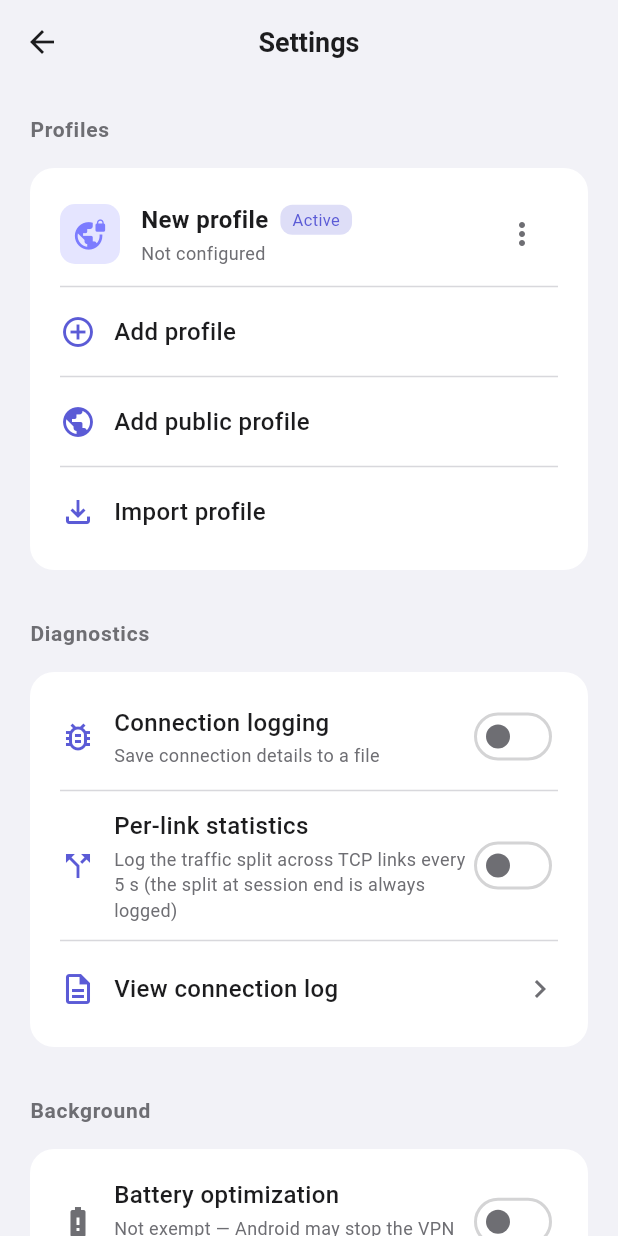
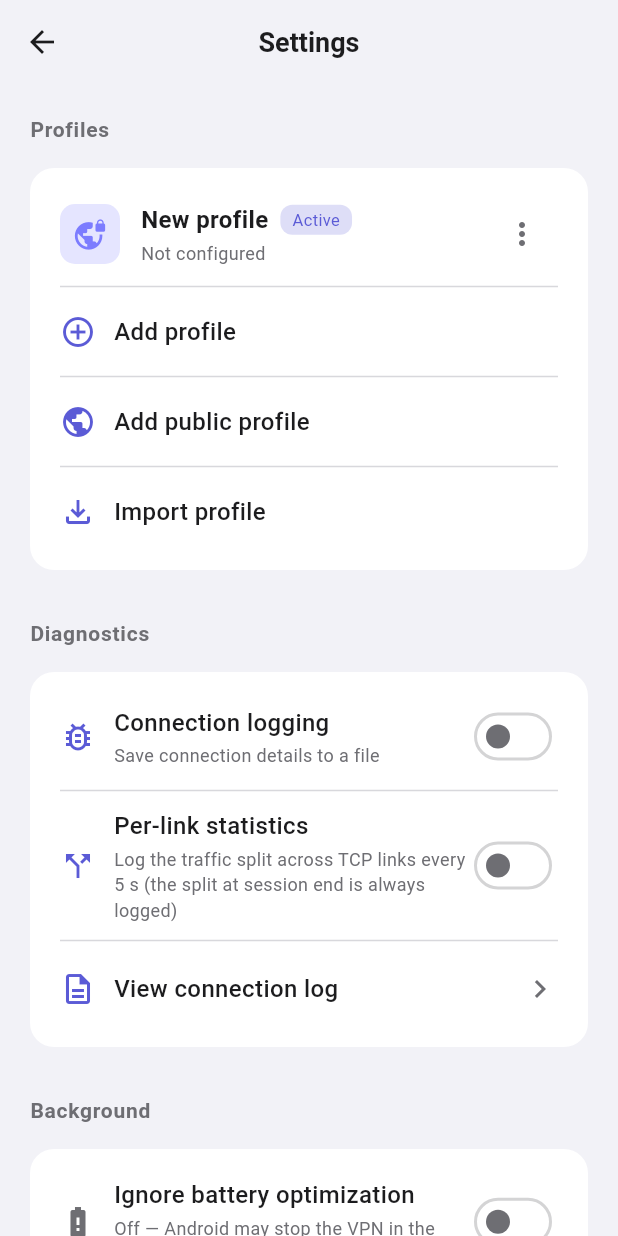
Before and after one commit to MrKsey/SoftSSTP, a Flutter app: the screen it shows after launch, after a tap on the "settings" icon, on a phone screen of 412 x 824 dp. Run offline on Flutter 3.47's test engine with Material 3 defaults, Android fonts, the phone set to English and light mode, and no system bars; our stand-ins replace file_picker, share_plus, shared_preferences; network calls fail.

Commit message:
fix(app): apply energy saving live, clarify settings labels
Energy saving now reaches a running SoftEther tunnel and turns off the home-screen pulse and spinner, so the mode really stops scheduling frames. The certificate import is described as what it is - a CA list used when Verify SSL Certificate is on - and it is only passed to the native side in that case; before, the list was ignored because the flag was hard-coded to false.

```diff
--- a/SoftSSTP/lib/screens/general_settings_screen.dart
+++ b/SoftSSTP/lib/screens/general_settings_screen.dart
@@ -810,7 +810,7 @@ class _GeneralSettingsScreenState extends State<GeneralSettingsScreen>
                   crossAxisAlignment: CrossAxisAlignment.start,
                   children: [
                     Text(
-                      'Battery optimization',
+                      'Ignore battery optimization',
                       style: TextStyle(
                         fontSize: 16,
                         fontWeight: FontWeight.w500,
@@ -820,9 +820,8 @@ class _GeneralSettingsScreenState extends State<GeneralSettingsScreen>
                     const SizedBox(height: 2),
                     Text(
                       exempt
-                          ? 'Exempt — the VPN keeps running with the screen off'
-                          : 'Not exempt — Android may stop the VPN in the '
-                                'background',
+                          ? 'On — the VPN keeps running with the screen off'
+                          : 'Off — Android may stop the VPN in the background',
                       style: TextStyle(
                         fontSize: 12,
                         color: AppTheme.textSecondary,
@@ -858,11 +857,10 @@ class _GeneralSettingsScreenState extends State<GeneralSettingsScreen>
                     ),
                     const SizedBox(height: 2),
                     Text(
-                      'Extra saving on top of the automatic one. With the screen '
-                      'off the app already stops the per-second updates and lets '
-                      'the CPU sleep; this stretches them with the screen on too. '
-                      'Traffic speed is unaffected, the status and speed refresh '
-                      'slower',
+                      'Extra saving on top of the automatic one. Turns off the '
+                      'connection animations and refreshes the status and speed '
+                      'slower; with the screen off the updates already stop on '
+                      'their own. Traffic speed is unaffected',
                       style: TextStyle(
                         fontSize: 12,
                         color: AppTheme.textSecondary,
--- a/SoftSSTP/lib/screens/home_screen.dart
+++ b/SoftSSTP/lib/screens/home_screen.dart
@@ -55,10 +55,13 @@ class _HomeScreenState extends State<HomeScreen>
 
   /// Starts the button pulse while the tunnel is coming up and stops it
   /// otherwise, so no frames are scheduled once the connection has settled.
+  /// Energy saving turns the pulse off entirely.
   void _syncPulseAnimation() {
-    final status = _vpnProvider?.status;
+    final provider = _vpnProvider;
+    final status = provider?.status;
     final shouldPulse =
-        status == VpnStatus.connecting || status == VpnStatus.reconnecting;
+        !(provider?.powerSavingEnabled ?? false) &&
+        (status == VpnStatus.connecting || status == VpnStatus.reconnecting);
     if (shouldPulse) {
       if (!_animationController.isAnimating) {
         _animationController.repeat(reverse: true);
@@ -231,6 +234,7 @@ class _HomeScreenState extends State<HomeScreen>
                 ? vpnProvider.statusMessage
                 : 'Establishing secure tunnel to '
                       '${vpnProvider.host}:${vpnProvider.port}…',
+            animate: !vpnProvider.powerSavingEnabled,
           ),
         ];
       case VpnStatus.reconnecting:
@@ -240,6 +244,7 @@ class _HomeScreenState extends State<HomeScreen>
             vpnProvider.statusMessage.isEmpty
                 ? 'Waiting to retry…'
                 : vpnProvider.statusMessage,
+            animate: !vpnProvider.powerSavingEnabled,
           ),
         ];
       case VpnStatus.disconnected:
@@ -248,10 +253,13 @@ class _HomeScreenState extends State<HomeScreen>
     }
   }
 
-  Widget _buildProgressRow(String text) {
+  Widget _buildProgressRow(String text, {bool animate = true}) {
     return Row(
       mainAxisAlignment: MainAxisAlignment.center,
       children: [
+        // With energy saving on, the spinner becomes a static glyph: the row
+        // still says "working", but nothing schedules frames.
+        if (animate)
           const SizedBox(
             width: 12,
             height: 12,
@@ -259,7 +267,9 @@ class _HomeScreenState extends State<HomeScreen>
               strokeWidth: 2,
               color: Colors.orange,
             ),
-        ),
+          )
+        else
+          const Icon(Icons.hourglass_top, size: 13, color: Colors.orange),
         const SizedBox(width: 8),
         Flexible(
           child: Text(
@@ -400,6 +410,9 @@ class _HomeScreenState extends State<HomeScreen>
 
     if (vpnProvider.status == VpnStatus.connecting ||
         vpnProvider.status == VpnStatus.reconnecting) {
+      // Energy saving drops the pulse, keeping the same "not tappable while
+      // connecting" behaviour as the animated variant.
+      if (vpnProvider.powerSavingEnabled) return buttonContent;
       return AnimatedBuilder(
         animation: _pulseAnimation,
         builder: (context, child) {
--- a/SoftSSTP/lib/screens/profile_settings_screen.dart
+++ b/SoftSSTP/lib/screens/profile_settings_screen.dart
@@ -1792,7 +1792,8 @@ class _ProfileSettingsScreenState extends State<ProfileSettingsScreen> {
                   ),
                   SizedBox(height: 4),
                   Text(
-                    'Import custom SSL certificate',
+                    'Import CA certificates used when Verify SSL Certificate '
+                    'is on',
                     style: TextStyle(
                       fontSize: 14,
                       color: AppTheme.textSecondary,
```
Lines whose indentation alone changed are shown as unchanged.
